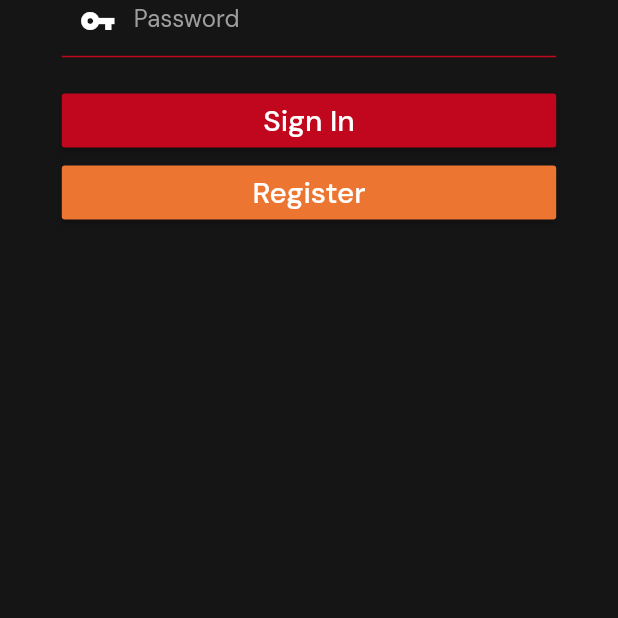
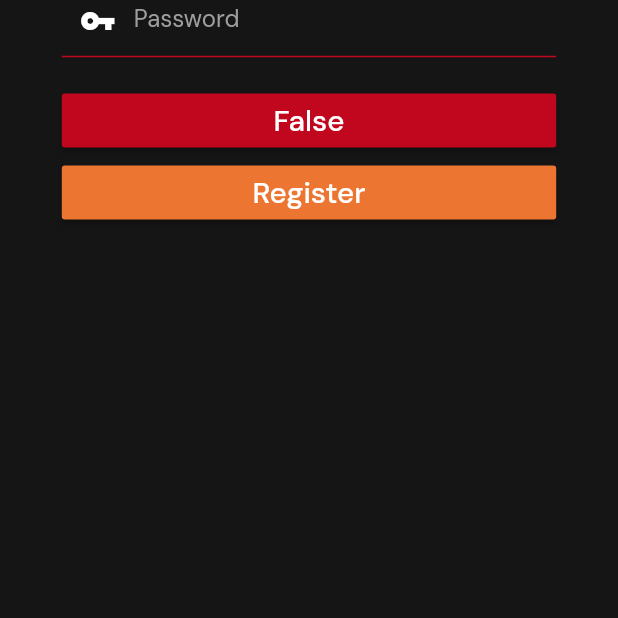
Before and after one commit to Dark-Matterr/Cinema-City, a Flutter app: the screen it shows after launch, on a phone screen of 412 x 824 dp, the part 567-1185 px from its top. Run offline on Flutter 3.47's test engine with Material 2 defaults, Android fonts, the light colour scheme and no system bars; our stand-ins replace google_fonts.

Commit message:
implementing provider

```diff
--- a/lib/main.dart
+++ b/lib/main.dart
@@ -1,7 +1,9 @@
 import 'package:cinema_city/constant.dart';
+import 'package:cinema_city/provider/login_model.dart';
 import 'package:cinema_city/routes/login.dart';
 import 'package:flutter/material.dart';
 import 'package:google_fonts/google_fonts.dart';
+import 'package:provider/provider.dart';
 
 void main() {
   runApp(MyApp());
@@ -22,7 +24,7 @@ class MyApp extends StatelessWidget {
         ),
         visualDensity: VisualDensity.adaptivePlatformDensity,
       ),
-      home: LoginScreen(),
+      home: const LoginScreen(),
     );
   }
 }
--- /dev/null
+++ b/lib/provider/login_model.dart
@@ -0,0 +1,19 @@
+import 'package:flutter/cupertino.dart';
+import 'package:http/http.dart';
+
+class LoginModel with ChangeNotifier {
+  String _resp = "False";
+
+  Future<void> userSignIn() async {
+    var url = "http://192.168.152.2/cinema/login.php";
+    var data = {
+      "user_email": "antigua.dominic@adamson.edu.ph",
+      "user_pass": "dominicpogi"
+    };
+    var res = await post(url, body: data);
+    _resp = res.body;
+    notifyListeners();
+  }
+
+  String get getresp => _resp;
+}
--- a/lib/routes/login.dart
+++ b/lib/routes/login.dart
@@ -1,11 +1,25 @@
 import 'package:cinema_city/constant.dart';
+import 'package:cinema_city/provider/login_model.dart';
 import 'package:cinema_city/size_config.dart';
 import 'package:flutter/material.dart';
+import 'package:provider/provider.dart';
 
 class LoginScreen extends StatelessWidget {
+  const LoginScreen();
+  @override
+  Widget build(BuildContext context) {
+    return ChangeNotifierProvider(
+      create: (context) => LoginModel(),
+      child: LoginChildWdiget(),
+    );
+  }
+}
+
+class LoginChildWdiget extends StatelessWidget {
   final _key = GlobalKey<FormState>();
   @override
   Widget build(BuildContext context) {
+    final login_provider = Provider.of<LoginModel>(context, listen: false);
     SizeConfig().init(context);
     return Scaffold(
       body: SingleChildScrollView(
@@ -83,13 +97,16 @@ class LoginScreen extends StatelessWidget {
                       margin: EdgeInsets.only(top: SizeConfig.defaultSize),
                       child: RaisedButton(
                         textColor: Colors.white,
-                        child: Text(
-                          "Sign In",
-                          style:
-                              TextStyle(fontSize: SizeConfig.defaultSize * 2),
+                        child: Consumer<LoginModel>(
+                          builder: (_, val, __) => Text(val.getresp,
+                              style: TextStyle(
+                                  fontSize: SizeConfig.defaultSize * 2)),
                         ),
                         color: cPrimaryColor,
-                        onPressed: () {},
+                        onPressed: () {
+                          login_provider.userSignIn();
+                          print(login_provider.getresp);
+                        },
                       ),
                     ),
                     //Register Button
--- a/pubspec.yaml
+++ b/pubspec.yaml
@@ -29,6 +29,7 @@ dependencies:
   # Use with the CupertinoIcons class for iOS style icons.
   google_fonts: ^1.1.2
   provider: ^4.3.3
+  http: ^0.12.2
   cupertino_icons: ^1.0.0
 
 dev_dependencies:
```
Also changed, not shown: pubspec.lock.
